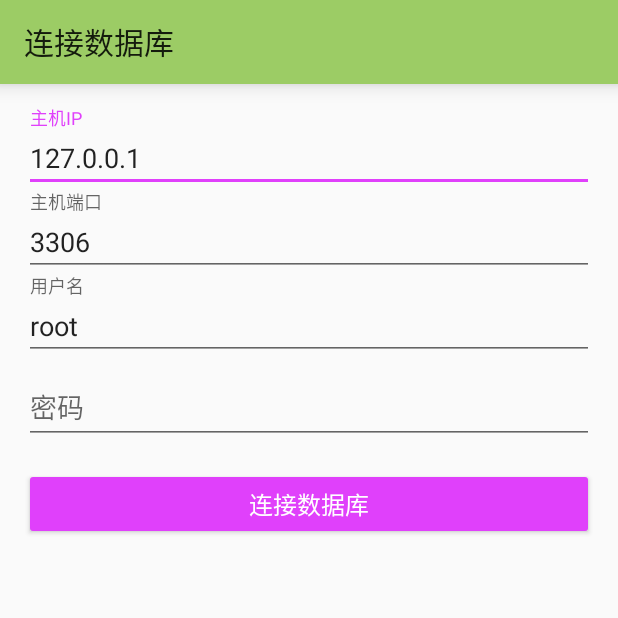
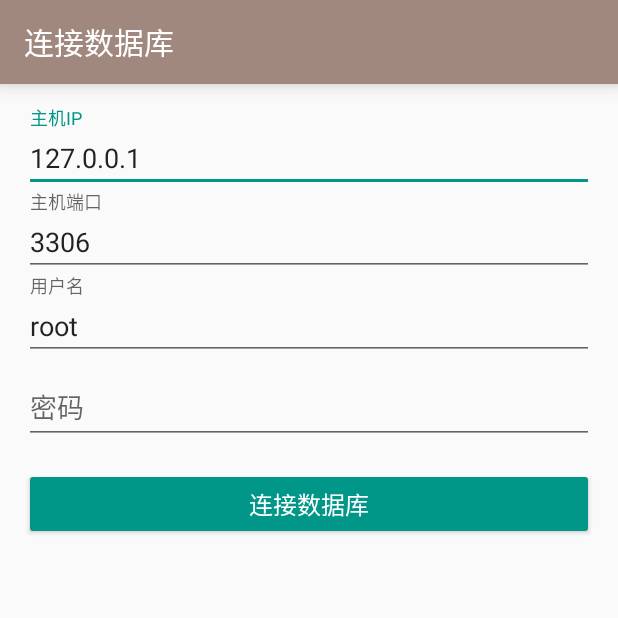
Before and after one commit to leoyuuu/MySqlClient, an Android app: the screen it shows after launch (StartActivity), on a phone screen of 412 x 824 dp, the top half of it. Run offline under Robolectric (Android 15) with nearby library versions, the phone set to English and light mode, and no system bars.

Commit message:
修改主题色

```diff
--- a/app/src/main/res/layout/activity_log.xml
+++ b/app/src/main/res/layout/activity_log.xml
@@ -13,16 +13,17 @@
             android:id="@+id/record_toolbar"
             android:layout_width="match_parent"
             android:layout_height="?attr/actionBarSize"
+            app:layout_scrollFlags="scroll"
             app:title="@string/record_title"
-            app:layout_scrollFlags="scroll"/>
+            app:titleTextColor="@color/title_text_color" />
     </android.support.design.widget.AppBarLayout>
 
     <android.support.v7.widget.RecyclerView
         android:id="@+id/record_list"
         android:layout_width="match_parent"
         android:layout_height="match_parent"
+        android:paddingEnd="8dp"
         android:paddingStart="8dp"
-        android:paddingEnd="8dp"
         app:layout_behavior="@string/appbar_scrolling_view_behavior"/>
 
 </android.support.design.widget.CoordinatorLayout>
--- a/app/src/main/res/layout/activity_start.xml
+++ b/app/src/main/res/layout/activity_start.xml
@@ -6,11 +6,12 @@
 
     <android.support.v7.widget.Toolbar
         android:id="@+id/start_tool_bar"
-        android:elevation="8dp"
         android:layout_width="match_parent"
         android:layout_height="?attr/actionBarSize"
         android:background="?attr/colorPrimary"
-        app:title="@string/action_connect"/>
+        android:elevation="8dp"
+        app:title="@string/action_connect"
+        app:titleTextColor="@color/title_text_color" />
 
     <ScrollView
         android:layout_width="0dp"
@@ -19,10 +20,10 @@
         android:paddingLeft="@dimen/activity_horizontal_margin"
         android:paddingRight="@dimen/activity_horizontal_margin"
         android:paddingTop="@dimen/activity_vertical_margin"
-        app:layout_constraintTop_toBottomOf="@id/start_tool_bar"
+        app:layout_constraintBottom_toBottomOf="parent"
         app:layout_constraintLeft_toLeftOf="parent"
         app:layout_constraintRight_toRightOf="parent"
-        app:layout_constraintBottom_toBottomOf="parent">
+        app:layout_constraintTop_toBottomOf="@id/start_tool_bar">
 
         <LinearLayout
             android:id="@+id/email_login_form"
@@ -31,9 +32,9 @@
             android:orientation="vertical">
 
             <android.support.design.widget.TextInputLayout
-                android:hint="@string/prompt_host"
                 android:layout_width="match_parent"
-                android:layout_height="wrap_content">
+                android:layout_height="wrap_content"
+                android:hint="@string/prompt_host">
 
                 <android.support.design.widget.TextInputEditText
                     android:id="@+id/host_et"
@@ -48,9 +49,9 @@
 
 
             <android.support.design.widget.TextInputLayout
-                android:hint="@string/prompt_port"
                 android:layout_width="match_parent"
-                android:layout_height="wrap_content">
+                android:layout_height="wrap_content"
+                android:hint="@string/prompt_port">
 
                 <android.support.design.widget.TextInputEditText
                     android:id="@+id/port_et"
@@ -80,9 +81,9 @@
             </android.support.design.widget.TextInputLayout>
 
             <android.support.design.widget.TextInputLayout
-                android:hint="@string/prompt_password"
                 android:layout_width="match_parent"
-                android:layout_height="wrap_content">
+                android:layout_height="wrap_content"
+                android:hint="@string/prompt_password">
 
                 <android.support.design.widget.TextInputEditText
                     android:id="@+id/password_et"
@@ -103,8 +104,8 @@
                 android:layout_width="match_parent"
                 android:layout_height="wrap_content"
                 android:layout_marginTop="16dp"
+                android:backgroundTint="@color/colorAccent"
                 android:text="@string/action_connect"
-                android:backgroundTint="@color/colorAccent"
                 android:textColor="@color/md_white_color_code"
                 android:textSize="16sp" />
         </LinearLayout>
--- a/app/src/main/res/values/colors.xml
+++ b/app/src/main/res/values/colors.xml
@@ -1,9 +1,10 @@
 <?xml version="1.0" encoding="utf-8"?>
 <resources>
-    <color name="colorPrimary">@color/md_light_green_400_color_code</color>
-    <color name="colorPrimaryDark">@color/md_light_green_400_color_code</color>
-    <color name="colorAccent">@color/md_purple_a200_color_code</color>
+    <color name="colorPrimary">@color/md_brown_300_color_code</color>
+    <color name="colorPrimaryDark">@color/md_brown_300_color_code</color>
+    <color name="colorAccent">@color/md_teal_500_color_code</color>
 
+    <color name="title_text_color">@color/md_white_color_code</color>
 
 
     <!-- red -->
--- a/app/src/main/res/values/styles.xml
+++ b/app/src/main/res/values/styles.xml
@@ -18,8 +18,6 @@
 
     <style name="AppTheme.PopupOverlay" parent="ThemeOverlay.AppCompat.Light" />
 
-
-
     <style name="OverflowMenuStyle" parent="@style/Widget.AppCompat.PopupMenu.Overflow">
         <item name="overlapAnchor">false</item>
         <item name="android:dropDownVerticalOffset">8dp</item>
```
Also changed, not shown: app/src/main/res/layout/activity_main.xml (+5 -4 lines), app/src/main/res/layout/activity_sql_cmd.xml (+19 -16 lines), app/src/main/res/layout/activity_table_design.xml (+5 -5 lines), app/src/main/res/layout/activity_table_detail.xml (+11 -10 lines), app/src/main/res/layout/activity_test.xml (+4 -5 lines), app/src/main/res/drawable-xxhdpi/abc_ic_ab_back_am_alpha.png (renamed from app/src/main/res/drawable-xxhdpi/abc_ic_ab_back_mtrl_am_alpha.png).
